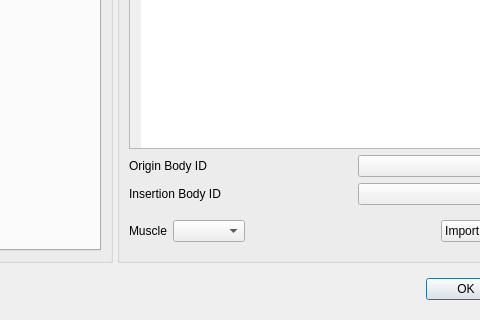
wol101/GaitSym5, file GaitSymQt/DialogStringOfPearlsBuilder.ui: the form before one commit; both pictures show x 281 to 761 and y 659 to 979 of the 884 by 979 pixel window.
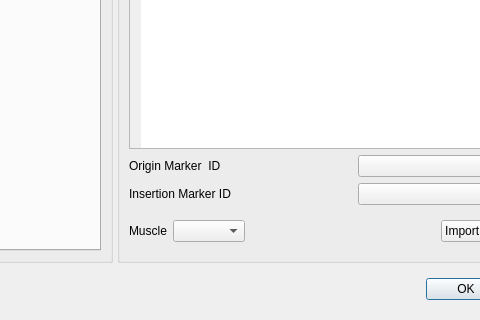
The form after the commit. Custom widgets are drawn as their Qt base class.

Commit message: Work in progress on creating muscles

The edit to the form file:
```diff
--- a/GaitSymQt/DialogStringOfPearlsBuilder.ui
+++ b/GaitSymQt/DialogStringOfPearlsBuilder.ui
@@ -550,7 +550,7 @@
        <item row="1" column="0">
         <widget class="QLabel" name="label_6">
          <property name="text">
-          <string>Origin Body ID</string>
+          <string>Origin Marker  ID</string>
          </property>
         </widget>
        </item>
@@ -560,7 +560,7 @@
        <item row="2" column="0">
         <widget class="QLabel" name="label_7">
          <property name="text">
-          <string>Insertion Body ID</string>
+          <string>Insertion Marker ID</string>
          </property>
         </widget>
        </item>
```
Left out of the diff: 8 changed lines with no effect on the pictures. The commit also changes 1 other file.
